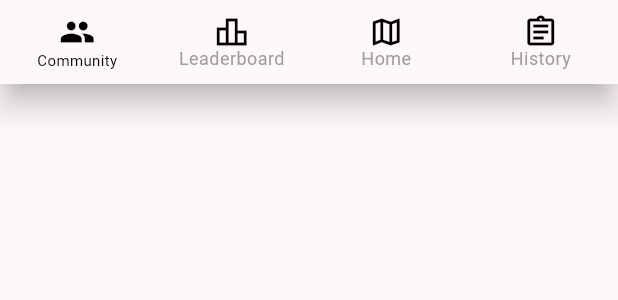
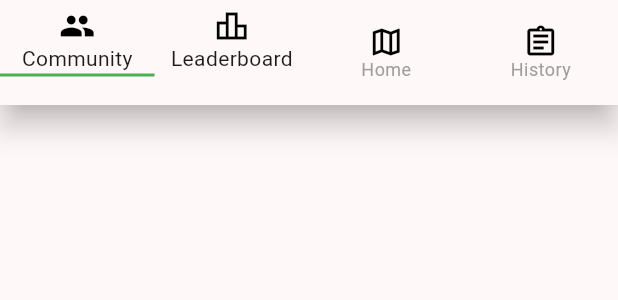
Before and after one commit to weinberm/test, a Flutter app: the BottomNavBar widget shown alone on an empty page, opened directly with empty values, on a phone screen of 412 x 824 dp. Shown: the top 300 px of the screen. Run offline on Flutter 3.47's test engine with Material 2 defaults, Android fonts, the light colour scheme and no system bars; our stand-ins replace flutter_map, latlong2; missing offline and left inert: amplify_api, amplify_auth_cognito, amplify_core, amplify_flutter, background_location.

```diff
--- a/lib/main.dart
+++ b/lib/main.dart
@@ -2,7 +2,7 @@ import 'package:flutter/material.dart';
 import 'package:waste_walking_ba/viewmodels/main_viewmodel.dart';
 import 'package:waste_walking_ba/viewmodels/map_viewmodel.dart';
 import 'package:waste_walking_ba/services/amplify_service.dart'; // Importieren Sie die AmplifyService Klasse
-import 'package:waste_walking_ba/views/main_view.dart';
+import 'package:waste_walking_ba/views/page_views/main_view.dart';
 import 'package:provider/provider.dart';
 import 'package:flutter/services.dart';
 
--- a/lib/models/MapData.dart
+++ b/lib/models/MapData.dart
@@ -30,7 +30,8 @@ class MapData {
 
   double currentZoom = 18;
 
-  Coordinate lastCoordinate = Coordinate(latitude: 0, longtitude: 0);
+  Coordinate lastCoordinate =
+      Coordinate(longtitude: 9.1830674, latitude: 48.7902398);
 
   MapData() {
     wasteWalkRoutes.add(currentWasteWalkRoute);
--- a/lib/views/tab_views/community_tab_view.dart
+++ b/lib/views/tab_views/community_tab_view.dart
@@ -1,6 +1,6 @@
 import 'package:flutter/material.dart';
 import 'package:waste_walking_ba/viewmodels/main_viewmodel.dart';
-import '../../widgets/dialog.dart';
+import '../../widgets/shared/dialog.dart';
 
 class CommunityTabView extends StatelessWidget {
   const CommunityTabView({required this.mainViewModel});
--- a/lib/views/tab_views/history_tab_view.dart
+++ b/lib/views/tab_views/history_tab_view.dart
@@ -2,7 +2,7 @@ import 'package:flutter/material.dart';
 
 import 'package:waste_walking_ba/viewmodels/main_viewmodel.dart';
 import 'package:waste_walking_ba/viewmodels/history_viewmodel.dart';
-import 'package:waste_walking_ba/widgets/history_list.dart';
+import 'package:waste_walking_ba/widgets/history_tab/history_list.dart';
 
 class HistoryTabView extends StatelessWidget {
   HistoryTabView({required this.mainViewModel, required this.historyViewModel});
--- a/lib/widgets/bottom_navbar.dart
+++ /dev/null
@@ -1,59 +0,0 @@
-import 'package:flutter/material.dart';
-
-class BottomNavBar extends StatelessWidget {
-  final int selectedIndex;
-  final ValueChanged<int> onItemTapped;
-
-  const BottomNavBar({
-    required this.selectedIndex,
-    required this.onItemTapped,
-  });
-
-  @override
-  Widget build(BuildContext context) {
-    return BottomNavigationBar(
-      items: <BottomNavigationBarItem>[
-        BottomNavigationBarItem(
-          icon: selectedIndex == 0
-              ? Icon(Icons.group, color: Colors.black)
-              : Icon(Icons.group_outlined, color: Colors.black),
-          label: 'Community',
-        ),
-        BottomNavigationBarItem(
-          activeIcon: Column(children: [
-            Icon(Icons.leaderboard_outlined, color: Colors.black),
-            Text("Active"),
-            SizedBox(
-              height: 8,
-              child: Container(color: Colors.green),
-            )
-          ]),
-          icon: selectedIndex == 1
-              ? Icon(Icons.leaderboard, color: Colors.black)
-              : Icon(Icons.leaderboard_outlined, color: Colors.black),
-          label: 'Leaderboard',
-        ),
-        BottomNavigationBarItem(
-          icon: selectedIndex == 2
-              ? Icon(Icons.map, color: Colors.black)
-              : Icon(Icons.map_outlined, color: Colors.black),
-          label: 'Home',
-        ),
-        BottomNavigationBarItem(
-            icon: selectedIndex == 3
-                ? Icon(Icons.assignment, color: Colors.black)
-                : Icon(Icons.assignment_outlined, color: Colors.black),
-            label: 'History',
-            backgroundColor: Colors.red),
-      ],
-      currentIndex: selectedIndex,
-      selectedItemColor:
-          Colors.black, // Ändern Sie dies zu der Farbe, die Sie möchten
-      unselectedItemColor:
-          Colors.grey, // Ändern Sie dies zu der Farbe, die Sie möchten
-      onTap: onItemTapped,
-      type: BottomNavigationBarType.fixed,
-      selectedFontSize: 10,
-    );
-  }
-}
--- a/lib/widgets/history_list.dart
+++ b/lib/widgets/history_tab/history_list.dart
@@ -1,7 +1,7 @@
 import 'package:flutter/material.dart';
-import 'package:waste_walking_ba/widgets/history_listitem.dart';
+import 'package:waste_walking_ba/widgets/history_tab/history_listitem.dart';
 
-import '../models/WasteWalkRecord.dart';
+import '../../models/WasteWalkRecord.dart';
 
 class HistoryList extends StatelessWidget {
   final List<WasteWalkRecord> records;
--- /dev/null
+++ b/lib/widgets/main_view/bottom_navbar.dart
@@ -0,0 +1,79 @@
+import 'package:flutter/material.dart';
+
+class BottomNavBar extends StatelessWidget {
+  final int selectedIndex;
+  final ValueChanged<int> onItemTapped;
+
+  const BottomNavBar({
+    required this.selectedIndex,
+    required this.onItemTapped,
+  });
+
+  @override
+  Widget build(BuildContext context) {
+    return BottomNavigationBar(
+      items: <BottomNavigationBarItem>[
+        BottomNavigationBarItem(
+            activeIcon: Column(children: [
+              Icon(Icons.group, color: Colors.black),
+              Text("Community"),
+              SizedBox(
+                height: 2,
+                child: Container(color: Colors.green),
+              )
+            ]),
+            icon: Column(
+                mainAxisAlignment: MainAxisAlignment.center,
+                crossAxisAlignment: CrossAxisAlignment.center,
+                verticalDirection: VerticalDirection.down,
+                children: [
+                  Icon(Icons.group_outlined, color: Colors.black),
+                  Text("Leaderboard"),
+                  SizedBox(
+                    height: 2,
+                    child: Container(color: Colors.transparent),
+                  )
+                ]),
+            label: ""),
+        BottomNavigationBarItem(
+            activeIcon: Column(children: [
+              Icon(Icons.leaderboard_outlined, color: Colors.black),
+              Text("Leaderboard"),
+              SizedBox(
+                height: 2,
+                child: Container(color: Colors.green),
+              )
+            ]),
+            icon: Column(mainAxisAlignment: MainAxisAlignment.end, children: [
+              Icon(Icons.leaderboard_outlined, color: Colors.black),
+              Text("Leaderboard"),
+              SizedBox(
+                height: 2,
+                child: Container(color: Colors.transparent),
+              )
+            ]),
+            label: ""),
+        BottomNavigationBarItem(
+          icon: selectedIndex == 2
+              ? Icon(Icons.map, color: Colors.black)
+              : Icon(Icons.map_outlined, color: Colors.black),
+          label: 'Home',
+        ),
+        BottomNavigationBarItem(
+            icon: selectedIndex == 3
+                ? Icon(Icons.assignment, color: Colors.black)
+                : Icon(Icons.assignment_outlined, color: Colors.black),
+            label: 'History',
+            backgroundColor: Colors.red),
+      ],
+      currentIndex: selectedIndex,
+      selectedItemColor:
+          Colors.black, // Ändern Sie dies zu der Farbe, die Sie möchten
+      unselectedItemColor:
+          Colors.grey, // Ändern Sie dies zu der Farbe, die Sie möchten
+      onTap: onItemTapped,
+      type: BottomNavigationBarType.fixed,
+      selectedFontSize: 10,
+    );
+  }
+}
```
Also changed, not shown: lib/viewmodels/login_viewmodel.dart (+17 -0 lines), lib/views/page_views/login_view.dart (renamed from lib/views/login_view.dart, +9 -0 lines), lib/views/page_views/main_view.dart (renamed from lib/views/main_view.dart, +7 -43 lines), lib/views/tab_views/map_tab_view.dart (+5 -6 lines), lib/views/tab_views/profile_tab_view.dart (deleted, +0 -17 lines), lib/widgets/main_view/wastewalk_appbar.dart (added, +108 -0 lines), assets/logo/ww-logo.png, lib/widgets/history_tab/history_listitem.dart (renamed from lib/widgets/history_listitem.dart), lib/widgets/shared/dialog.dart (renamed from lib/widgets/dialog.dart).
